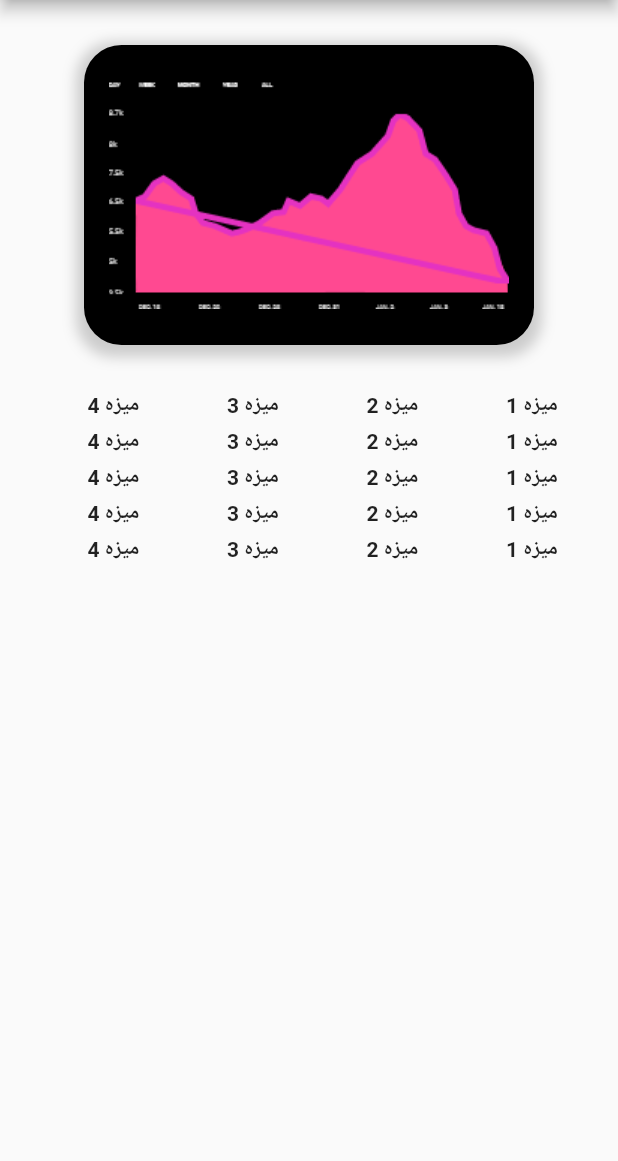
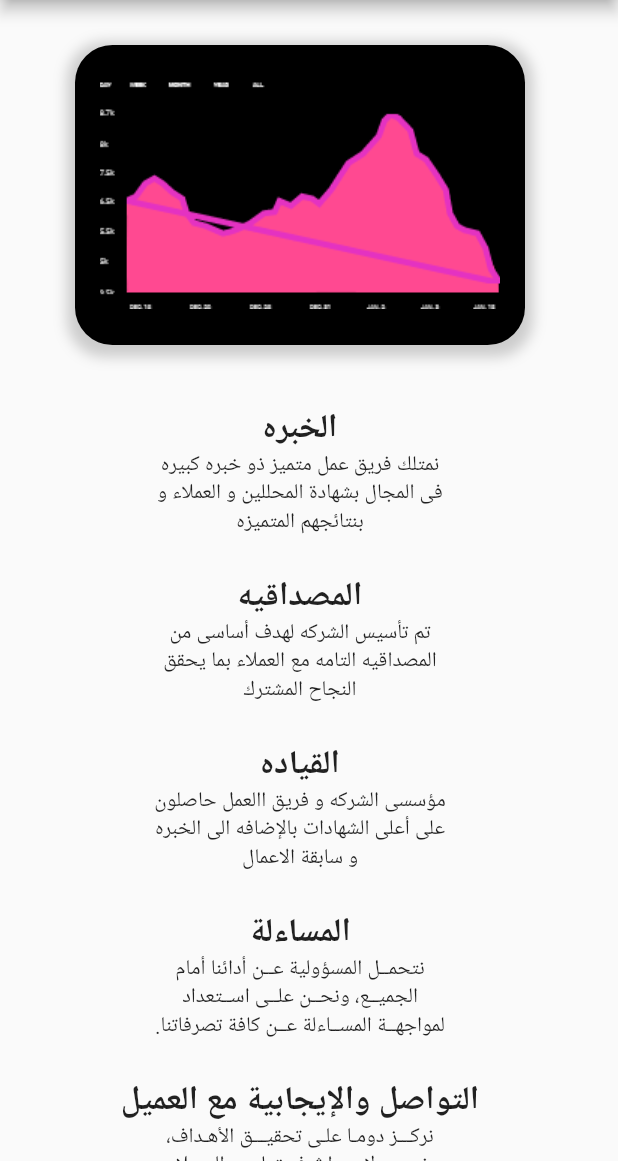
Before and after one commit to Amr-nasser-developer/abcTdawl, a Flutter app: the DiscriminationScreen screen opened directly, on a phone screen of 412 x 824 dp, the part 75-1236 px from its top. Run offline on Flutter 3.47's test engine with Material 2 defaults, Android fonts, the phone set to English and light mode, and no system bars; our stand-ins replace bloc, carousel_slider, cloud_firestore, conditional_builder, dio, firebase_auth and 6 more; missing offline and left inert: splash_screen_view; accounts and stored records are empty; network calls fail.

Commit message:
version1

```diff
--- a/lib/modules/discrimination/discrimination_Screen.dart
+++ b/lib/modules/discrimination/discrimination_Screen.dart
@@ -20,9 +20,9 @@ class DiscriminationScreen extends StatelessWidget {
           text: 'ما يميزنا',
           scaffoldKey: _scaffoldKey
         ),
-        body: Padding(
-          padding: EdgeInsets.only(top: 30.0),
-          child: Center(
+        body: SingleChildScrollView(
+          child: Padding(
+            padding: EdgeInsets.only(top: 30.0),
             child: Column(
               crossAxisAlignment: CrossAxisAlignment.center,
               children: [
@@ -39,8 +39,8 @@ class DiscriminationScreen extends StatelessWidget {
                           offset: Offset(0, 3), // changes position of shadow
                         ),
                       ],
-                    borderRadius: BorderRadius.circular(25.0),
-                    color: Colors.black
+                      borderRadius: BorderRadius.circular(25.0),
+                      color: Colors.black
                   ),
                   child: Column(
                     crossAxisAlignment: CrossAxisAlignment.center,
@@ -51,38 +51,57 @@ class DiscriminationScreen extends StatelessWidget {
                   ),
                 ),
                 SizedBox(height: 30.0,),
-                RowMeza(),
-                SizedBox(height: 5.0,),
-                RowMeza(),
-                SizedBox(height: 5.0,),
-                RowMeza(),
-                SizedBox(height: 5.0,),
-                RowMeza(),
-                SizedBox(height: 5.0,),
-                RowMeza(),
-                SizedBox(height: 5.0,),
+                meza(
+                  name: 'الخبره',
+                  text: 'نمتلك فريق عمل متميز ذو خبره كبيره فى المجال بشهادة المحللين و العملاء و بنتائجهم المتميزه'
+                ),
+                  SizedBox(height: 5,),
+                meza(
+                  name: 'المصداقيه',
+                  text: 'تم تأسيس الشركه لهدف أساسى من المصداقيه التامه مع العملاء بما يحقق النجاح المشترك'
+                ),
+                SizedBox(height: 5,),
+                meza(
+                  name: 'القياده',
+                  text: 'مؤسسى الشركه و فريق االعمل حاصلون على أعلى الشهادات بالإضافه الى الخبره و سابقة الاعمال'
+                ),
+                SizedBox(height: 5,),
+                meza(
+                  name: 'المساءلة',
+                  text: 'نتحمــل المسؤولية عــن أدائنا أمام الجميــع، ونحــن علــى اســتعداد لمواجهــة المســاءلة عــن كافة تصرفاتنا.'
+                ),
+                SizedBox(height: 5,),
+                meza(
+                  name: 'التواصل والإيجابية مع العميل',
+                  text: 'نركـــز دومـا علـى تحقيـــق الأهـداف، ونسـعى لإحــداث فـرق لــدى العمــلاء، ونجتهـد لتحقيـق اعلى النتائج مــن خــلال عملنـــا لتحقيـــق تأثير مســـتدام علــى مســـتوى الجهـــات ذات العلاقـــة، فيمـــا نمـــارس التزامنــا الجـــاد بمبـــادرات الاســتدامة المؤسسية والمسؤولية المجتمعيــــة.'
+                ),
+                SizedBox(height: 10,),
               ],
             ),
           ),
-        ),
+        )
       ),
     );
   }
-  Widget RowMeza()=>Padding(
-    padding: EdgeInsets.only(right: 40),
-    child: Row(
-      crossAxisAlignment: CrossAxisAlignment.center,
-      mainAxisAlignment: MainAxisAlignment.center,
-      children: [
-        Text('ميزه 1', style: TextStyle(fontWeight: FontWeight.bold),),
-        Spacer(),
-        Text('ميزه 2', style: TextStyle(fontWeight: FontWeight.bold)),
-        Spacer(),
-        Text('ميزه 3', style: TextStyle(fontWeight: FontWeight.bold)),
-        Spacer(),
-        Text('ميزه 4', style: TextStyle(fontWeight: FontWeight.bold)),
-        Spacer(),
-      ],
+  Widget meza({name, text})=>Container(
+    width: 400,
+    child: Padding(
+      padding: EdgeInsets.all(10.0),
+      child: Row(
+        crossAxisAlignment: CrossAxisAlignment.center,
+        mainAxisAlignment: MainAxisAlignment.center,
+        children: [
+            Column(
+              children: [
+                Text(name, style: TextStyle(fontSize: 22.0, fontWeight: FontWeight.bold),),
+                Container(
+                  width: 200,
+                    child: Text( text,textAlign: TextAlign.center,)),
+
+              ],
+            )
+        ],
+      ),
     ),
   );
 }
--- a/pubspec.yaml
+++ b/pubspec.yaml
@@ -53,7 +53,7 @@ dev_dependencies:
 flutter_icons:
   android: "launcher_icon"
   ios: true
-  image_path: "assets/images/splash_logo.png"
+  image_path: "assets/images/appIcon.png"
 
 # For information on the generic Dart part of this file, see the
 # following page: https://dart.dev/tools/pub/pubspec
```
Also changed, not shown: lib/modules/contact_us/contact_info.dart (+62 -101 lines), lib/modules/notification/notification_screen.dart (+13 -10 lines), assets/images/appIcon.png (added), 21 other files.
